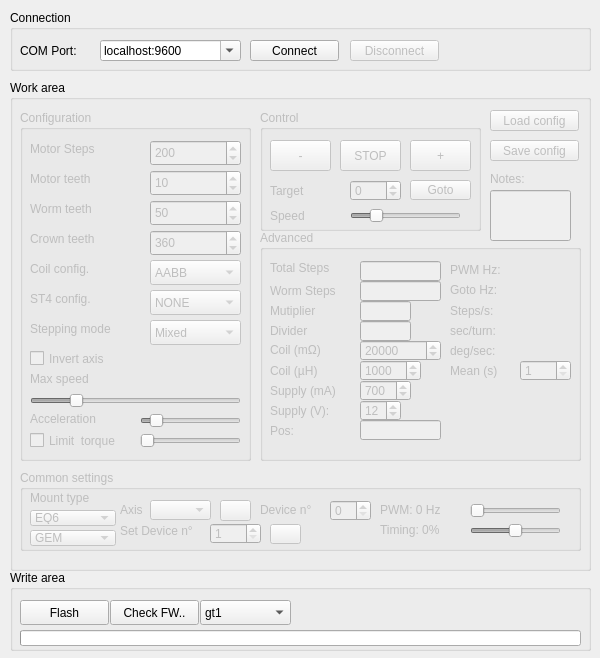
Old version of the form mainwindow.ui in the repository ahp-electronics/gt-configurator.
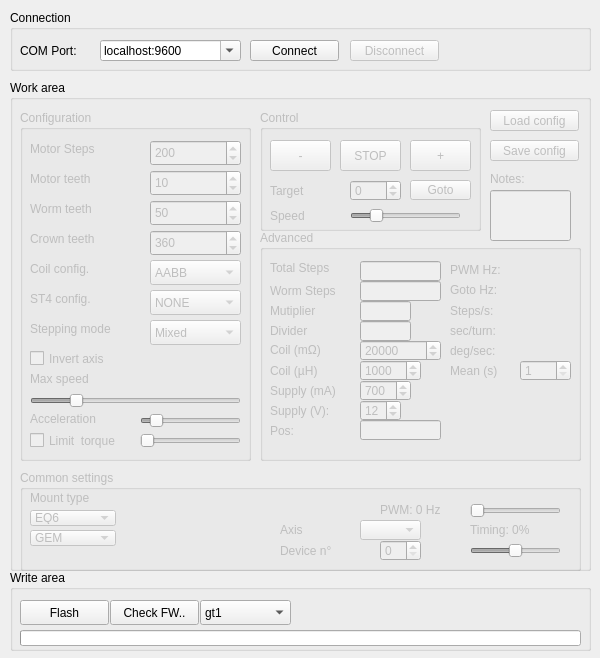
New version of the form. Icons and pictures are not drawn.

```diff
--- a/mainwindow.ui
+++ b/mainwindow.ui
@@ -182,7 +182,7 @@
        <x>10</x>
        <y>390</y>
        <width>561</width>
-       <height>81</height>
+       <height>101</height>
       </rect>
      </property>
      <property name="title">
@@ -334,44 +334,44 @@
        </property>
       </item>
      </widget>
-     <widget class="QSpinBox" name="Address">
+     <widget class="QSpinBox" name="Device">
       <property name="geometry">
        <rect>
-        <x>190</x>
-        <y>53</y>
-        <width>51</width>
+        <x>360</x>
+        <y>70</y>
+        <width>41</width>
         <height>21</height>
        </rect>
       </property>
       <property name="minimum">
-       <number>1</number>
+       <number>0</number>
       </property>
       <property name="maximum">
        <number>127</number>
       </property>
       <property name="value">
-       <number>1</number>
+       <number>0</number>
       </property>
      </widget>
      <widget class="QLabel" name="label_12">
       <property name="geometry">
        <rect>
-        <x>100</x>
-        <y>50</y>
+        <x>260</x>
+        <y>70</y>
         <width>91</width>
         <height>21</height>
        </rect>
       </property>
       <property name="text">
-       <string>Set Device n°</string>
+       <string>Device n°</string>
       </property>
      </widget>
      <widget class="QLabel" name="label_13">
       <property name="geometry">
        <rect>
-        <x>100</x>
-        <y>30</y>
-        <width>31</width>
+        <x>260</x>
+        <y>50</y>
+        <width>71</width>
         <height>20</height>
        </rect>
       </property>
@@ -382,8 +382,8 @@
      <widget class="QComboBox" name="Axis">
       <property name="geometry">
        <rect>
-        <x>130</x>
-        <y>30</y>
+        <x>340</x>
+        <y>50</y>
         <width>61</width>
         <height>20</height>
        </rect>
@@ -393,7 +393,7 @@
       <property name="geometry">
        <rect>
         <x>450</x>
-        <y>50</y>
+        <y>70</y>
         <width>91</width>
         <height>21</height>
        </rect>
@@ -426,7 +426,7 @@
      <widget class="QLabel" name="Timing_label">
       <property name="geometry">
        <rect>
-        <x>360</x>
+        <x>450</x>
         <y>50</y>
         <width>81</width>
         <height>20</height>
@@ -436,72 +436,6 @@
        <string>Timing: 0%</string>
       </property>
      </widget>
-     <widget class="QPushButton" name="setAxis">
-      <property name="geometry">
-       <rect>
-        <x>200</x>
-        <y>30</y>
-        <width>31</width>
-        <height>21</height>
-       </rect>
-      </property>
-      <property name="text">
-       <string/>
-      </property>
-      <property name="icon">
-       <iconset resource="resource.qrc">
-        <normaloff>:/icons/check.ico</normaloff>:/icons/check.ico</iconset>
-      </property>
-     </widget>
-     <widget class="QPushButton" name="setAddress">
-      <property name="geometry">
-       <rect>
-        <x>250</x>
-        <y>54</y>
-        <width>31</width>
-        <height>20</height>
-       </rect>
-      </property>
-      <property name="text">
-       <string/>
-      </property>
-      <property name="icon">
-       <iconset resource="resource.qrc">
-        <normaloff>:/icons/check.ico</normaloff>:/icons/check.ico</iconset>
-      </property>
-     </widget>
-     <widget class="QLabel" name="label_14">
-      <property name="geometry">
-       <rect>
-        <x>240</x>
-        <y>30</y>
-        <width>61</width>
-        <height>20</height>
-       </rect>
-      </property>
-      <property name="text">
-       <string>Device n°</string>
-      </property>
-     </widget>
-     <widget class="QSpinBox" name="Device">
-      <property name="geometry">
-       <rect>
-        <x>310</x>
-        <y>30</y>
-        <width>41</width>
-        <height>21</height>
-       </rect>
-      </property>
-      <property name="minimum">
-       <number>0</number>
-      </property>
-      <property name="maximum">
-       <number>127</number>
-      </property>
-      <property name="value">
-       <number>0</number>
-      </property>
-     </widget>
     </widget>
     <widget class="QGroupBox" name="Advanced">
      <property name="enabled">
```
Left out of the diff: 4 changed lines with no effect on the pictures.
